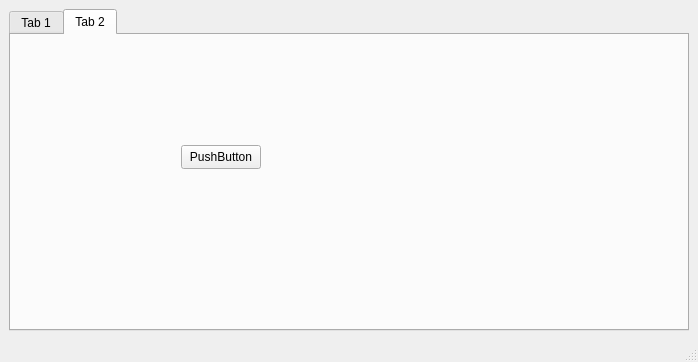
This is mainwindow.ui in smit2827/Snoop_Clone as Qt 5 draws it before an edit. The edited form follows.
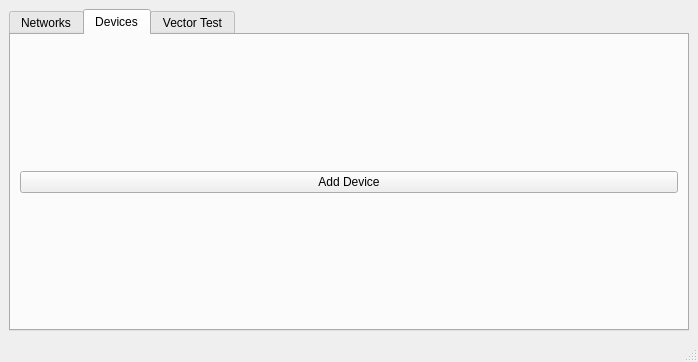
This is the edited form. The open tabs and pages were chosen to show the change.

Commit message:
Device management and go online
added ability to add devices to hte list and go online button for each. Started working through ccp communication requirements

The edit to the form file:
```diff
--- a/mainwindow.ui
+++ b/mainwindow.ui
@@ -26,12 +26,15 @@
    <property name="focusPolicy">
     <enum>Qt::FocusPolicy::NoFocus</enum>
    </property>
-   <layout class="QHBoxLayout" name="horizontalLayout">
+   <layout class="QVBoxLayout" name="verticalLayout">
     <item>
      <widget class="QTabWidget" name="tabWidget">
+      <property name="currentIndex">
+       <number>2</number>
+      </property>
       <widget class="QWidget" name="tab">
        <attribute name="title">
-        <string>Tab 1</string>
+        <string>Networks</string>
        </attribute>
        <layout class="QHBoxLayout" name="horizontalLayout_3">
         <item>
@@ -48,21 +51,41 @@
       </widget>
       <widget class="QWidget" name="tab_2">
        <attribute name="title">
-        <string>Tab 2</string>
+        <string>Devices</string>
        </attribute>
+       <layout class="QVBoxLayout" name="verticalLayout_2">
+        <item>
+         <widget class="QPushButton" name="addDeviceButton">
+          <property name="text">
+           <string>Add Device</string>
+          </property>
+         </widget>
+        </item>
+        <item>
+         <layout class="QVBoxLayout" name="deviceVerticalLayout"/>
+        </item>
+       </layout>
+      </widget>
+      <widget class="QWidget" name="tab_3">
+       <attribute name="title">
+        <string>Vector Test</string>
+       </attribute>
+       <layout class="QVBoxLayout" name="verticalLayout_3">
+        <item>
        <widget class="QPushButton" name="pushButton">
-        <property name="geometry">
-         <rect>
-          <x>170</x>
-          <y>110</y>
-          <width>80</width>
-          <height>24</height>
-         </rect>
-        </property>
+          <property name="text">
+           <string>Set Application Config</string>
+          </property>
+         </widget>
+        </item>
+        <item>
+         <widget class="QPushButton" name="pushButton_3">
         <property name="text">
          <string>PushButton</string>
         </property>
        </widget>
+        </item>
+       </layout>
       </widget>
      </widget>
     </item>
```
Lines whose indentation alone changed are shown as unchanged. The commit also changes 19 other files.
